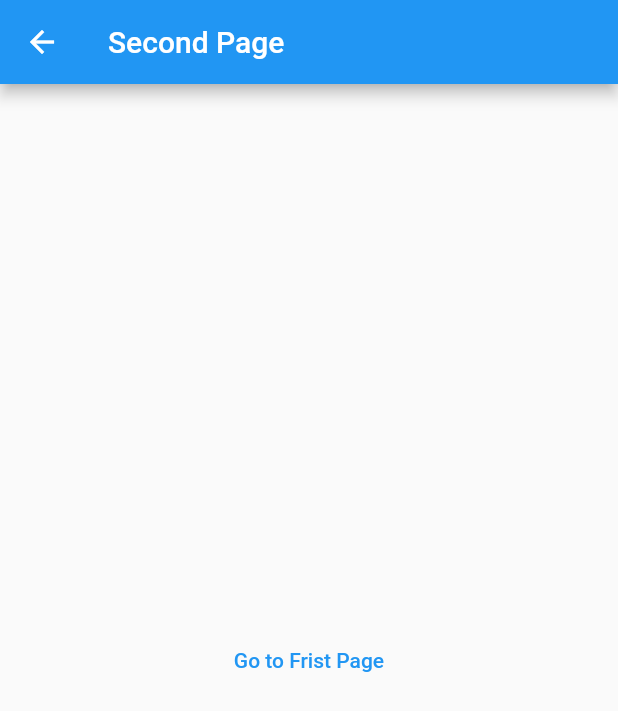
After one commit to sanjibsinha/with_her, a Flutter app: the screen it shows after launch, after a tap on "Go to Second Page", on a phone screen of 412 x 824 dp. The commit adds this screen. Shown: the top 711 px of the screen. Run offline on Flutter 3.47's test engine with Material 2 defaults, Android fonts, the phone set to English and light mode, and no system bars; our stand-ins replace geolocator.

Commit message:
Final for this branch

```diff
--- /dev/null
+++ b/lib/view/first_page.dart
@@ -0,0 +1,35 @@
+import 'package:flutter/material.dart';
+import 'package:with_her/view/second_page.dart';
+
+class FirstPage extends StatelessWidget {
+  const FirstPage({Key? key}) : super(key: key);
+
+  static const routeName = '/first-page';
+
+  @override
+  Widget build(BuildContext context) {
+    return Scaffold(
+      appBar: AppBar(
+        title: const Text('First Page'),
+      ),
+      body: Center(
+        child: Container(
+          margin: const EdgeInsets.all(20.0),
+          width: 400.0,
+          height: 150.0,
+          child: TextButton(
+            onPressed: () {
+              Navigator.push(
+                context,
+                MaterialPageRoute(
+                  builder: (context) => const SecondPage(),
+                ),
+              );
+            },
+            child: const Text('Go to Second Page'),
+          ),
+        ),
+      ),
+    );
+  }
+}
--- /dev/null
+++ b/lib/view/my_app.dart
@@ -0,0 +1,25 @@
+import 'package:flutter/material.dart';
+import 'first_page.dart';
+import 'my_app_home.dart';
+import 'second_page.dart';
+
+class MyApp extends StatelessWidget {
+  const MyApp({Key? key}) : super(key: key);
+
+  // This widget is the root of your application.
+  @override
+  Widget build(BuildContext context) {
+    return MaterialApp(
+      title: 'Flutter Demo',
+      theme: ThemeData(
+        primarySwatch: Colors.blue,
+      ),
+      //home: const MyAppHome(title: 'Flutter Demo Home Page'),
+      initialRoute: '/',
+      routes: {
+        '/': (context) => const FirstPage(),
+        SecondPage.routeName: (context) => const SecondPage(),
+      },
+    );
+  }
+}
--- /dev/null
+++ b/lib/view/second_page.dart
@@ -0,0 +1,49 @@
+import 'package:flutter/material.dart';
+
+class SecondPage extends StatefulWidget {
+  const SecondPage({Key? key}) : super(key: key);
+
+  static const routeName = '/second-page';
+
+  @override
+  State<SecondPage> createState() => _SecondPageState();
+}
+
+class _SecondPageState extends State<SecondPage> {
+  @override
+  void initState() {
+    // TODO: implement initState
+    super.initState();
+    print('I am called first, after each State object has been created.');
+  }
+
+  @override
+  void deactivate() {
+    // TODO: implement deactivate
+    super.deactivate();
+    print('The state object removed from the tree');
+  }
+
+  @override
+  Widget build(BuildContext context) {
+    print('I am called after initState() method.');
+    return Scaffold(
+      appBar: AppBar(
+        title: const Text('Second Page'),
+      ),
+      body: Center(
+        child: Container(
+          margin: const EdgeInsets.all(20.0),
+          width: 400.0,
+          height: 150.0,
+          child: TextButton(
+            onPressed: () {
+              Navigator.pop(context);
+            },
+            child: const Text('Go to Frist Page'),
+          ),
+        ),
+      ),
+    );
+  }
+}
```
Also changed, not shown: lib/main.dart (+2 -64 lines), lib/view/my_app_home.dart (added, +49 -0 lines), 1 other file.
